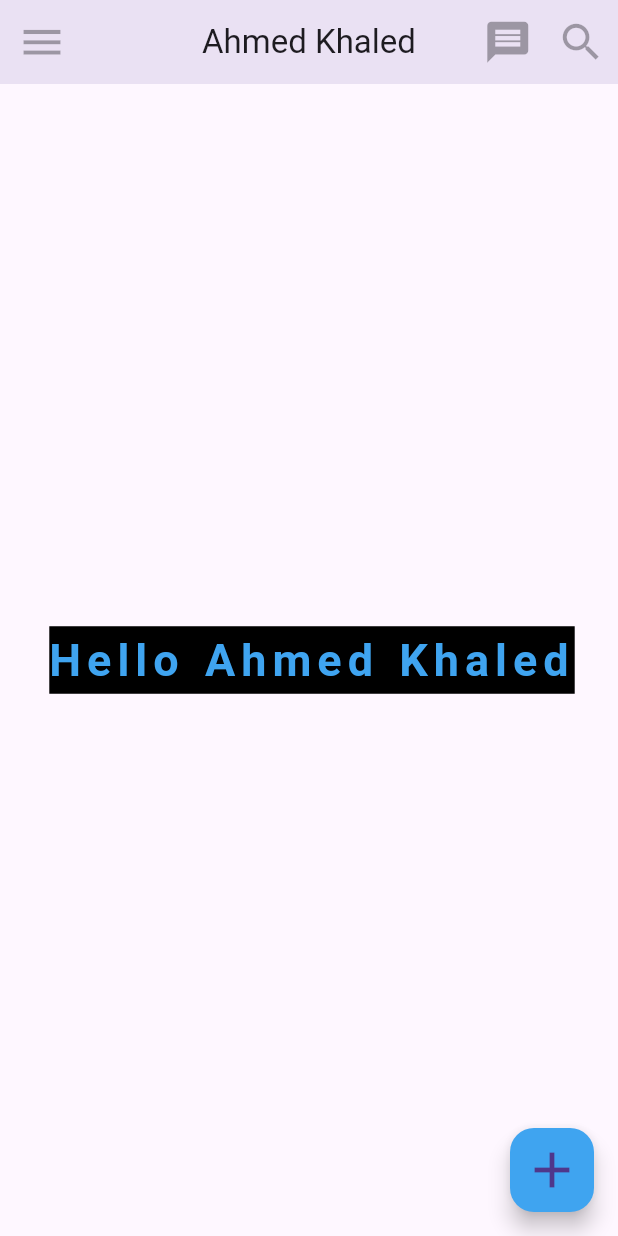
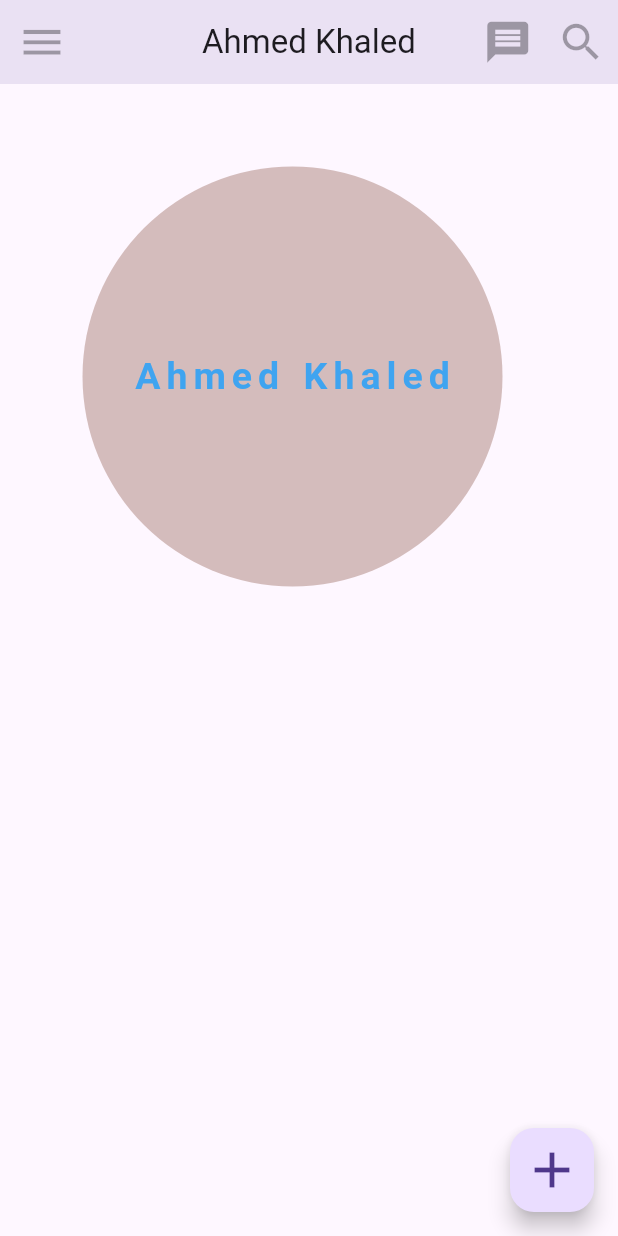
Before and after one commit to Ahmedkhsk/Flutter, a Flutter app: the screen it shows after launch, on a phone screen of 412 x 824 dp. Run offline on Flutter 3.47's test engine with Material 3 defaults, Android fonts, the phone set to English and light mode, and no system bars; Roboto replaces fonts that are missing (Cairo).

Commit message:
Learn Container and BoxDecoration

```diff
--- a/lib/main.dart
+++ b/lib/main.dart
@@ -39,28 +39,50 @@ class MyProject extends StatelessWidget {
 
       floatingActionButton: FloatingActionButton(
         onPressed: () {},
-        backgroundColor: const Color.fromARGB(255, 63, 164, 240),
+        //backgroundColor: const Color.fromARGB(255, 63, 164, 240),
         child: const Icon(Icons.add, size: 40),
       ),
 
-      body: Center(
+      body: Container(
+        //color: const Color.fromARGB(255, 252, 220, 210),
+        margin: const EdgeInsets.all(55),
+                 //EdgeInsets.fromLTRB(22, 22, 15, 17),
+
+        padding: //EdgeInsets.fromLTRB(22, 5, 3, 6),
+                EdgeInsets.all(11),
+
+        height: 280,
+        width: 280,
+
+        alignment: Alignment.center,
+
+        //transform: Matrix4.rotationZ(.02),
+        decoration: BoxDecoration(
+          //borderRadius: BorderRadius.circular(60),
+          shape: BoxShape.circle,
+          /*
+           shape
+           borderRadius
+            لو عملت الاتنين في نفس الوقت هيديك ايرور
+          */
+
+          color: const Color.fromARGB(255, 212, 188, 188),
+          // border: Border.all(
+          //   color: const Color.fromARGB(255, 63, 164, 240),
+          //   width: 10,
+          // ),
+        ),
         child: const Text(
-          "Hello Ahmed Khaled",
+          "Ahmed Khaled",
           style: TextStyle(
-            fontSize: 30,
+            fontSize: 25,
             color: Color.fromARGB(255, 63, 164, 240),
             fontWeight: FontWeight.bold,
-            backgroundColor: Color.fromARGB(255, 0, 0, 0),
             fontFamily: "Cairo",
             letterSpacing: 4,
             wordSpacing: 2,
             height: 1.5,
           ),
-          maxLines: 2,
-          overflow: TextOverflow.ellipsis,
-          textAlign: TextAlign.left,
-          textDirection: TextDirection.ltr, // ده تستفاد منه لو عايز تكتب عربي
-
         ),
       ),
     );
```
